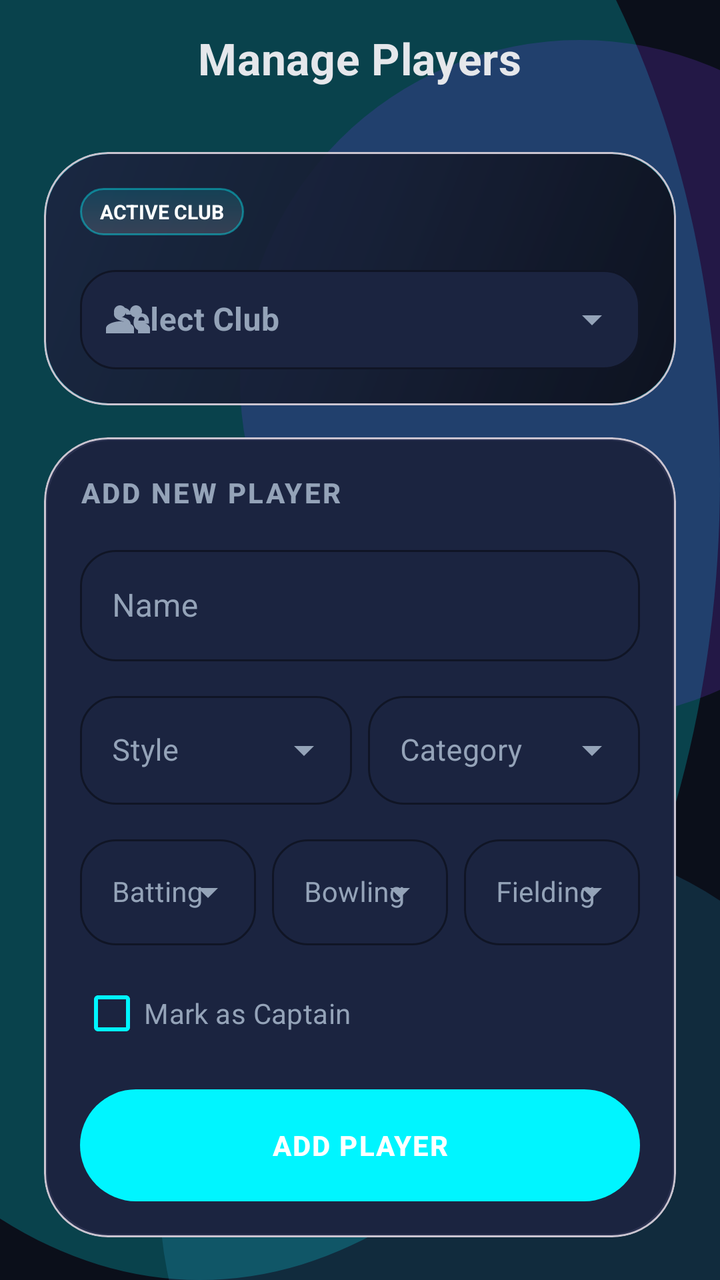
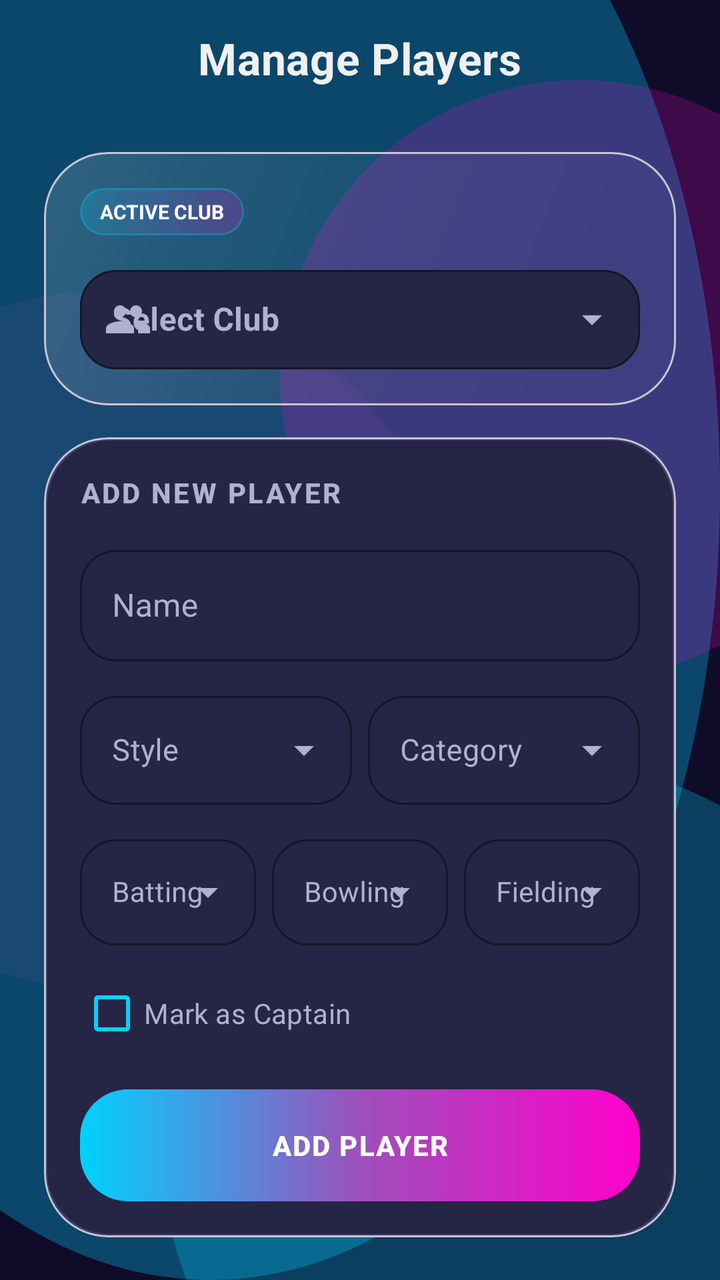

The first picture is an Android layout as it rendered before a commit; the second is the same layout after the commit. The layout source and the unified diff follow.
<!-- AndroidManifest.xml: application theme Theme.TeamBalancer -->
<!-- res/layout/fragment_players.xml -->
<?xml version="1.0" encoding="utf-8"?>
<androidx.coordinatorlayout.widget.CoordinatorLayout xmlns:android="http://schemas.android.com/apk/res/android"
    xmlns:app="http://schemas.android.com/apk/res-auto"
    android:layout_width="match_parent"
    android:layout_height="match_parent"
    android:background="@drawable/bg_app_shell">

    <com.google.android.material.appbar.AppBarLayout
        android:id="@+id/appBarLayout"
        android:layout_width="match_parent"
        android:layout_height="wrap_content"
        android:background="@android:color/transparent"
        app:elevation="0dp">

        <com.google.android.material.appbar.MaterialToolbar
            android:id="@+id/toolbar"
            style="@style/Widget.TeamBalancer.Toolbar"
            android:layout_width="match_parent"
            android:layout_height="wrap_content"
            app:title="Manage Players"
            app:titleCentered="true" />
    </com.google.android.material.appbar.AppBarLayout>

    <androidx.core.widget.NestedScrollView
        android:layout_width="match_parent"
        android:layout_height="match_parent"
        android:clipToPadding="false"
        android:fillViewport="true"
        android:paddingHorizontal="@dimen/screen_padding_x"
        android:paddingTop="12dp"
        android:paddingBottom="@dimen/content_bottom_inset"
        app:layout_behavior="@string/appbar_scrolling_view_behavior">

        <LinearLayout
            android:layout_width="match_parent"
            android:layout_height="wrap_content"
            android:orientation="vertical">

            <com.google.android.material.card.MaterialCardView
                android:layout_width="match_parent"
                android:layout_height="wrap_content"
                app:cardBackgroundColor="@android:color/transparent"
                app:cardCornerRadius="@dimen/glass_corner"
                app:cardElevation="0dp">

                <LinearLayout
                    android:layout_width="match_parent"
                    android:layout_height="wrap_content"
                    android:background="@drawable/bg_glass_card"
                    android:orientation="vertical"
                    android:padding="18dp">

                    <TextView
                        android:layout_width="wrap_content"
                        android:layout_height="wrap_content"
                        android:background="@drawable/bg_stat_pill"
                        android:paddingHorizontal="10dp"
                        android:paddingVertical="5dp"
                        android:text="ACTIVE CLUB"
                        android:textAllCaps="true"
                        android:textColor="@color/white"
                        android:textSize="10sp"
                        android:textStyle="bold" />

                    <com.google.android.material.textfield.TextInputLayout
                        style="@style/Widget.TeamBalancer.TextInputLayout.ExposedDropdownMenu"
                        android:layout_width="match_parent"
                        android:layout_height="wrap_content"
                        android:layout_marginTop="12dp"
                        android:hint="Select Club"
                        app:boxBackgroundColor="@color/surface_elevated"
                        app:boxStrokeColor="@color/accent"
                        app:hintTextColor="@color/accent"
                        app:startIconDrawable="@drawable/ic_clubs"
                        app:startIconTint="@color/on_surface_variant">

                        <AutoCompleteTextView
                            android:id="@+id/editClubName"
                            android:layout_width="match_parent"
                            android:layout_height="wrap_content"
                            android:inputType="textCapWords"
                            android:paddingVertical="14dp"
                            android:textColor="@color/on_surface"
                            android:textStyle="bold"
                            android:textCursorDrawable="@null" />
                    </com.google.android.material.textfield.TextInputLayout>
                </LinearLayout>
            </com.google.android.material.card.MaterialCardView>

            <com.google.android.material.card.MaterialCardView
                android:layout_width="match_parent"
                android:layout_height="wrap_content"
                android:layout_marginTop="16dp"
                app:cardBackgroundColor="@android:color/transparent"
                app:cardCornerRadius="@dimen/glass_corner"
                app:cardElevation="0dp">

                <LinearLayout
                    android:layout_width="match_parent"
                    android:layout_height="match_parent"
                    android:background="@drawable/bg_surface_panel"
                    android:orientation="vertical"
                    android:padding="18dp">

                    <TextView
                        android:layout_width="wrap_content"
                        android:layout_height="wrap_content"
                        android:text="ADD NEW PLAYER"
                        android:textAppearance="@style/TextAppearance.TeamBalancer.LabelLarge"
                        android:textColor="@color/on_surface_variant" />

                    <com.google.android.material.textfield.TextInputLayout
                        style="@style/Widget.TeamBalancer.TextInputLayout"
                        android:layout_width="match_parent"
                        android:layout_height="wrap_content"
                        android:layout_marginTop="14dp"
                        android:hint="Name"
                        app:boxBackgroundColor="@color/surface_elevated"
                        app:boxStrokeColor="@color/accent"
                        app:hintTextColor="@color/accent">

                        <com.google.android.material.textfield.TextInputEditText
                            android:id="@+id/editPlayerName"
                            android:layout_width="match_parent"
                            android:layout_height="wrap_content"
                            android:inputType="textPersonName"
                            android:textColor="@color/on_surface"
                            android:textCursorDrawable="@null" />
                    </com.google.android.material.textfield.TextInputLayout>

                    <LinearLayout
                        android:layout_width="match_parent"
                        android:layout_height="wrap_content"
                        android:layout_marginTop="12dp"
                        android:orientation="horizontal">

                        <com.google.android.material.textfield.TextInputLayout
                            style="@style/Widget.TeamBalancer.TextInputLayout.ExposedDropdownMenu"
                            android:layout_width="0dp"
                            android:layout_height="wrap_content"
                            android:layout_weight="1"
                            android:hint="Style"
                            app:boxBackgroundColor="@color/surface_elevated"
                            app:boxStrokeColor="@color/accent"
                            app:hintTextColor="@color/accent">

                            <AutoCompleteTextView
                                android:id="@+id/autoCompleteStyle"
                                android:layout_width="match_parent"
                                android:layout_height="wrap_content"
                                android:inputType="none"
                                android:textColor="@color/on_surface"
                                android:textSize="15sp"
                                android:textCursorDrawable="@null" />
                        </com.google.android.material.textfield.TextInputLayout>

                        <com.google.android.material.textfield.TextInputLayout
                            style="@style/Widget.TeamBalancer.TextInputLayout.ExposedDropdownMenu"
                            android:layout_width="0dp"
                            android:layout_height="wrap_content"
                            android:layout_marginStart="8dp"
                            android:layout_weight="1"
                            android:hint="Category"
                            app:boxBackgroundColor="@color/surface_elevated"
                            app:boxStrokeColor="@color/accent"
                            app:hintTextColor="@color/accent">

                            <AutoCompleteTextView
                                android:id="@+id/autoCompleteCategory"
                                android:layout_width="match_parent"
                                android:layout_height="wrap_content"
                                android:inputType="none"
                                android:textColor="@color/on_surface"
                                android:textSize="15sp"
                                android:textCursorDrawable="@null" />
                        </com.google.android.material.textfield.TextInputLayout>
                    </LinearLayout>

                    <LinearLayout
                        android:layout_width="match_parent"
                        android:layout_height="wrap_content"
                        android:layout_marginTop="12dp"
                        android:orientation="horizontal">

                        <com.google.android.material.textfield.TextInputLayout
                            style="@style/Widget.TeamBalancer.TextInputLayout.ExposedDropdownMenu"
                            android:layout_width="0dp"
                            android:layout_height="wrap_content"
                            android:layout_weight="1"
                            android:hint="Batting"
                            app:boxBackgroundColor="@color/surface_elevated"
                            app:boxStrokeColor="@color/accent"
                            app:hintTextColor="@color/accent">

                            <AutoCompleteTextView
                                android:id="@+id/autoCompleteBatting"
                                android:layout_width="match_parent"
                                android:layout_height="wrap_content"
                                android:inputType="none"
                                android:textColor="@color/on_surface"
                                android:textSize="14sp" />
                        </com.google.android.material.textfield.TextInputLayout>

                        <com.google.android.material.textfield.TextInputLayout
                            style="@style/Widget.TeamBalancer.TextInputLayout.ExposedDropdownMenu"
                            android:layout_width="0dp"
                            android:layout_height="wrap_content"
                            android:layout_marginStart="8dp"
                            android:layout_weight="1"
                            android:hint="Bowling"
                            app:boxBackgroundColor="@color/surface_elevated"
                            app:boxStrokeColor="@color/accent"
                            app:hintTextColor="@color/accent">

                            <AutoCompleteTextView
                                android:id="@+id/autoCompleteBowling"
                                android:layout_width="match_parent"
                                android:layout_height="wrap_content"
                                android:inputType="none"
                                android:textColor="@color/on_surface"
                                android:textSize="14sp" />
                        </com.google.android.material.textfield.TextInputLayout>

                        <com.google.android.material.textfield.TextInputLayout
                            style="@style/Widget.TeamBalancer.TextInputLayout.ExposedDropdownMenu"
                            android:layout_width="0dp"
                            android:layout_height="wrap_content"
                            android:layout_marginStart="8dp"
                            android:layout_weight="1"
                            android:hint="Fielding"
                            app:boxBackgroundColor="@color/surface_elevated"
                            app:boxStrokeColor="@color/accent"
                            app:hintTextColor="@color/accent">

                            <AutoCompleteTextView
                                android:id="@+id/autoCompleteFielding"
                                android:layout_width="match_parent"
                                android:layout_height="wrap_content"
                                android:inputType="none"
                                android:textColor="@color/on_surface"
                                android:textSize="14sp" />
                        </com.google.android.material.textfield.TextInputLayout>
                    </LinearLayout>

                    <com.google.android.material.checkbox.MaterialCheckBox
                        android:id="@+id/checkIsCaptain"
                        android:layout_width="wrap_content"
                        android:layout_height="wrap_content"
                        android:layout_marginTop="10dp"
                        android:text="Mark as Captain"
                        android:textColor="@color/on_surface_variant"
                        app:buttonTint="@color/accent" />

                    <com.google.android.material.button.MaterialButton
                        android:id="@+id/btnAddPlayer"
                        android:layout_width="match_parent"
                        android:layout_height="@dimen/cta_height"
                        android:layout_marginTop="14dp"
                        android:letterSpacing="0.05"
                        android:text="ADD PLAYER"
                        android:textColor="@color/white"
                        app:backgroundTint="@color/accent"
                        app:cornerRadius="@dimen/card_corner_lg" />
                </LinearLayout>
            </com.google.android.material.card.MaterialCardView>

            <LinearLayout
                android:layout_width="match_parent"
                android:layout_height="wrap_content"
                android:layout_marginTop="18dp"
                android:layout_marginBottom="8dp"
                android:gravity="center_vertical"
                android:orientation="horizontal">

                <TextView
                    android:id="@+id/txtPlayerListHeader"
                    android:layout_width="0dp"
                    android:layout_height="wrap_content"
                    android:layout_weight="1"
                    android:text="CLUB PLAYERS"
                    android:textAppearance="@style/TextAppearance.TeamBalancer.LabelLarge"
                    android:textColor="@color/ch_text_primary" />

                <TextView
                    android:id="@+id/txtPlayerCount"
                    android:layout_width="wrap_content"
                    android:layout_height="wrap_content"
                    android:text="Total: 0"
                    android:textAppearance="@style/TextAppearance.TeamBalancer.TitleMedium"
                    android:textColor="@color/accent" />
            </LinearLayout>

            <androidx.recyclerview.widget.RecyclerView
                android:id="@+id/recyclerPlayers"
                android:layout_width="match_parent"
                android:layout_height="wrap_content"
                android:nestedScrollingEnabled="false" />

        </LinearLayout>
    </androidx.core.widget.NestedScrollView>
</androidx.coordinatorlayout.widget.CoordinatorLayout>
<!-- resources referenced by this layout -->
<resources>
  <color name="accent">#00F5FF</color>
  <color name="ch_text_primary">#E5E7EB</color>
  <color name="on_surface">#E5E7EB</color>
  <color name="on_surface_variant">#94A3B8</color>
  <color name="surface_elevated">#1B2440</color>
  <!-- drawable bg_app_shell (drawable) -->
  <?xml version="1.0" encoding="utf-8"?>
  <layer-list xmlns:android="http://schemas.android.com/apk/res/android">
      <item android:drawable="@color/background" />
      <item android:top="-160dp" android:left="-160dp">
          <shape android:shape="oval">
              <size android:width="420dp" android:height="420dp" />
              <solid android:color="#3800F5FF" />
          </shape>
      </item>
      <item android:gravity="end|top" android:right="-100dp" android:top="20dp">
          <shape android:shape="oval">
              <size android:width="340dp" android:height="340dp" />
              <solid android:color="#357C3AED" />
          </shape>
      </item>
      <item android:gravity="end|bottom" android:right="-80dp" android:bottom="-140dp">
          <shape android:shape="oval">
              <size android:width="360dp" android:height="360dp" />
              <solid android:color="#2838BDF8" />
          </shape>
      </item>
  </layer-list>
  <!-- drawable bg_glass_card (drawable) -->
  <?xml version="1.0" encoding="utf-8"?>
  <shape xmlns:android="http://schemas.android.com/apk/res/android">
      <corners android:radius="@dimen/glass_corner" />
      <gradient
          android:angle="315"
          android:centerColor="#E0151B2E"
          android:endColor="#F00B0F1A"
          android:startColor="#E01B2440"
          android:type="linear" />
      <stroke
          android:width="1dp"
          android:color="@color/stroke_glow" />
  </shape>
  <!-- drawable bg_stat_pill (drawable) -->
  <?xml version="1.0" encoding="utf-8"?>
  <shape xmlns:android="http://schemas.android.com/apk/res/android">
      <corners android:radius="999dp" />
      <gradient
          android:angle="90"
          android:endColor="#2200F5FF"
          android:startColor="#26E5E7EB"
          android:type="linear" />
      <stroke
          android:width="1dp"
          android:color="@color/stroke_glow" />
  </shape>
  <style name="Widget.TeamBalancer.TextInputLayout" parent="Widget.Material3.TextInputLayout.OutlinedBox">
          <item name="boxCornerRadiusTopStart">18dp</item>
          <item name="boxCornerRadiusTopEnd">18dp</item>
          <item name="boxCornerRadiusBottomStart">18dp</item>
          <item name="boxCornerRadiusBottomEnd">18dp</item>
          <item name="boxStrokeWidth">1dp</item>
          <item name="boxStrokeWidthFocused">2dp</item>
      </style>
  <style name="Widget.TeamBalancer.TextInputLayout.ExposedDropdownMenu" parent="Widget.Material3.TextInputLayout.OutlinedBox.ExposedDropdownMenu">
          <item name="boxCornerRadiusTopStart">18dp</item>
          <item name="boxCornerRadiusTopEnd">18dp</item>
          <item name="boxCornerRadiusBottomStart">18dp</item>
          <item name="boxCornerRadiusBottomEnd">18dp</item>
          <item name="boxStrokeWidth">1dp</item>
          <item name="boxStrokeWidthFocused">2dp</item>
      </style>
  <color name="background">#0B0F1A</color>
  <color name="stroke_glow">#6600F5FF</color>
  <color name="divider">#2A3150</color>
  <color name="primary">#0B0F1A</color>
  <color name="primary_variant">#151B2E</color>
  <color name="secondary">#7C3AED</color>
  <color name="surface_soft">#252F4D</color>
  <color name="surface">#12182A</color>
  <color name="ripple_surface">#50FFFFFF</color>
  <!-- unchanged entries left out for length: 29 -->
</resources>

<!-- the commit's change to res/layout/fragment_players.xml (unified diff, before → after) -->
@@ -68,9 +68,6 @@
                         android:layout_height="wrap_content"
                         android:layout_marginTop="12dp"
                         android:hint="Select Club"
-                        app:boxBackgroundColor="@color/surface_elevated"
-                        app:boxStrokeColor="@color/accent"
-                        app:hintTextColor="@color/accent"
                         app:startIconDrawable="@drawable/ic_clubs"
                         app:startIconTint="@color/on_surface_variant">
 
@@ -115,9 +112,7 @@
                         android:layout_height="wrap_content"
                         android:layout_marginTop="14dp"
                         android:hint="Name"
-                        app:boxBackgroundColor="@color/surface_elevated"
-                        app:boxStrokeColor="@color/accent"
-                        app:hintTextColor="@color/accent">
+                        app:startIconTint="@color/on_surface_variant">
 
                         <com.google.android.material.textfield.TextInputEditText
                             android:id="@+id/editPlayerName"
@@ -139,10 +134,7 @@
                             android:layout_width="0dp"
                             android:layout_height="wrap_content"
                             android:layout_weight="1"
-                            android:hint="Style"
-                            app:boxBackgroundColor="@color/surface_elevated"
-                            app:boxStrokeColor="@color/accent"
-                            app:hintTextColor="@color/accent">
+                            android:hint="Style">
 
                             <AutoCompleteTextView
                                 android:id="@+id/autoCompleteStyle"
@@ -160,10 +152,7 @@
                             android:layout_height="wrap_content"
                             android:layout_marginStart="8dp"
                             android:layout_weight="1"
-                            android:hint="Category"
-                            app:boxBackgroundColor="@color/surface_elevated"
-                            app:boxStrokeColor="@color/accent"
-                            app:hintTextColor="@color/accent">
+                            android:hint="Category">
 
                             <AutoCompleteTextView
                                 android:id="@+id/autoCompleteCategory"
@@ -187,10 +176,7 @@
                             android:layout_width="0dp"
                             android:layout_height="wrap_content"
                             android:layout_weight="1"
-                            android:hint="Batting"
-                            app:boxBackgroundColor="@color/surface_elevated"
-                            app:boxStrokeColor="@color/accent"
-                            app:hintTextColor="@color/accent">
+                            android:hint="Batting">
 
                             <AutoCompleteTextView
                                 android:id="@+id/autoCompleteBatting"
@@ -207,10 +193,7 @@
                             android:layout_height="wrap_content"
                             android:layout_marginStart="8dp"
                             android:layout_weight="1"
-                            android:hint="Bowling"
-                            app:boxBackgroundColor="@color/surface_elevated"
-                            app:boxStrokeColor="@color/accent"
-                            app:hintTextColor="@color/accent">
+                            android:hint="Bowling">
 
                             <AutoCompleteTextView
                                 android:id="@+id/autoCompleteBowling"
@@ -227,10 +210,7 @@
                             android:layout_height="wrap_content"
                             android:layout_marginStart="8dp"
                             android:layout_weight="1"
-                            android:hint="Fielding"
-                            app:boxBackgroundColor="@color/surface_elevated"
-                            app:boxStrokeColor="@color/accent"
-                            app:hintTextColor="@color/accent">
+                            android:hint="Fielding">
 
                             <AutoCompleteTextView
                                 android:id="@+id/autoCompleteFielding"
@@ -249,7 +229,7 @@
                         android:layout_marginTop="10dp"
                         android:text="Mark as Captain"
                         android:textColor="@color/on_surface_variant"
-                        app:buttonTint="@color/accent" />
+                        app:buttonTint="@color/accent_cyan" />
 
                     <com.google.android.material.button.MaterialButton
                         android:id="@+id/btnAddPlayer"
@@ -259,7 +239,9 @@
                         android:letterSpacing="0.05"
                         android:text="ADD PLAYER"
                         android:textColor="@color/white"
-                        app:backgroundTint="@color/accent"
+                        android:textStyle="bold"
+                        android:background="@drawable/bg_button_gradient"
+                        app:backgroundTint="@null"
                         app:cornerRadius="@dimen/card_corner_lg" />
                 </LinearLayout>
             </com.google.android.material.card.MaterialCardView>
@@ -279,7 +261,7 @@
                     android:layout_weight="1"
                     android:text="CLUB PLAYERS"
                     android:textAppearance="@style/TextAppearance.TeamBalancer.LabelLarge"
-                    android:textColor="@color/ch_text_primary" />
+                    android:textColor="@color/on_surface" />
 
                 <TextView
                     android:id="@+id/txtPlayerCount"
@@ -287,7 +269,7 @@
                     android:layout_height="wrap_content"
                     android:text="Total: 0"
                     android:textAppearance="@style/TextAppearance.TeamBalancer.TitleMedium"
-                    android:textColor="@color/accent" />
+                    android:textColor="@color/accent_cyan" />
             </LinearLayout>
 
             <androidx.recyclerview.widget.RecyclerView
<!-- resource entries referenced after the edit -->
@@ -1,55 +1,85 @@
 <!-- resources referenced by this layout -->
 <resources>
-  <color name="accent">#00F5FF</color>
-  <color name="ch_text_primary">#E5E7EB</color>
-  <color name="on_surface">#E5E7EB</color>
-  <color name="on_surface_variant">#94A3B8</color>
-  <color name="surface_elevated">#1B2440</color>
+  <color name="accent_cyan">#00D2FF</color>
+  <color name="accent">#00D2FF</color>
+  <color name="on_surface">#F0F0F0</color>
+  <color name="on_surface_variant">#B0B0D0</color>
+  <color name="surface_elevated">#252545</color>
   <!-- drawable bg_app_shell (drawable) -->
   <?xml version="1.0" encoding="utf-8"?>
   <layer-list xmlns:android="http://schemas.android.com/apk/res/android">
       <item android:drawable="@color/background" />
-      <item android:top="-160dp" android:left="-160dp">
+  
+      
+      <item android:top="-150dp" android:left="-150dp">
           <shape android:shape="oval">
-              <size android:width="420dp" android:height="420dp" />
-              <solid android:color="#3800F5FF" />
+              <size android:width="400dp" android:height="400dp" />
+              <solid android:color="#4D00D2FF" /> 
           </shape>
       </item>
-      <item android:gravity="end|top" android:right="-100dp" android:top="20dp">
+  
+      
+      <item android:gravity="end|top" android:right="-80dp" android:top="40dp">
           <shape android:shape="oval">
-              <size android:width="340dp" android:height="340dp" />
-              <solid android:color="#357C3AED" />
+              <size android:width="300dp" android:height="300dp" />
+              <solid android:color="#33FF00CC" /> 
           </shape>
       </item>
-      <item android:gravity="end|bottom" android:right="-80dp" android:bottom="-140dp">
+  
+      
+      <item android:gravity="start|center_vertical" android:left="-120dp">
           <shape android:shape="oval">
-              <size android:width="360dp" android:height="360dp" />
-              <solid android:color="#2838BDF8" />
+              <size android:width="350dp" android:height="350dp" />
+              <solid android:color="#1A9D50BB" /> 
+          </shape>
+      </item>
+  
+      
+      <item android:gravity="end|bottom" android:right="-100dp" android:bottom="-120dp">
+          <shape android:shape="oval">
+              <size android:width="380dp" android:height="380dp" />
+              <solid android:color="#4000D2FF" /> 
           </shape>
       </item>
   </layer-list>
+  <!-- drawable bg_button_gradient (drawable) -->
+  <?xml version="1.0" encoding="utf-8"?>
+  <ripple xmlns:android="http://schemas.android.com/apk/res/android"
+      android:color="@color/ripple_surface">
+      <item>
+          <shape android:shape="rectangle">
+              <corners android:radius="24dp" />
+              <gradient
+                  android:angle="0"
+                  android:startColor="@color/red_gradient_start"
+                  android:centerColor="@color/red_gradient_center"
+                  android:endColor="@color/red_gradient_end"
+                  android:type="linear" />
+          </shape>
+      </item>
+  </ripple>
   <!-- drawable bg_glass_card (drawable) -->
   <?xml version="1.0" encoding="utf-8"?>
   <shape xmlns:android="http://schemas.android.com/apk/res/android">
       <corners android:radius="@dimen/glass_corner" />
       <gradient
           android:angle="315"
-          android:centerColor="#E0151B2E"
-          android:endColor="#F00B0F1A"
-          android:startColor="#E01B2440"
+          android:startColor="#26FFFFFF"
+          android:centerColor="#0DFFFFFF"
+          android:endColor="#05FFFFFF"
           android:type="linear" />
       <stroke
           android:width="1dp"
-          android:color="@color/stroke_glow" />
+          android:color="#33FFFFFF" />
   </shape>
   <!-- drawable bg_stat_pill (drawable) -->
   <?xml version="1.0" encoding="utf-8"?>
   <shape xmlns:android="http://schemas.android.com/apk/res/android">
       <corners android:radius="999dp" />
       <gradient
-          android:angle="90"
-          android:endColor="#2200F5FF"
-          android:startColor="#26E5E7EB"
+          android:angle="0"
+          android:startColor="#3300D2FF"
+          android:endColor="#33FF00CC"
           android:type="linear" />
       <stroke
           android:width="1dp"
@@ -62,6 +92,8 @@
           <item name="boxCornerRadiusBottomEnd">18dp</item>
           <item name="boxStrokeWidth">1dp</item>
           <item name="boxStrokeWidthFocused">2dp</item>
+          <item name="boxStrokeColor">@color/divider</item>
+          <item name="boxBackgroundColor">@color/surface_elevated</item>
       </style>
   <style name="Widget.TeamBalancer.TextInputLayout.ExposedDropdownMenu" parent="Widget.Material3.TextInputLayout.OutlinedBox.ExposedDropdownMenu">
           <item name="boxCornerRadiusTopStart">18dp</item>
@@ -70,16 +102,21 @@
           <item name="boxCornerRadiusBottomEnd">18dp</item>
           <item name="boxStrokeWidth">1dp</item>
           <item name="boxStrokeWidthFocused">2dp</item>
+          <item name="boxStrokeColor">@color/divider</item>
+          <item name="boxBackgroundColor">@color/surface_elevated</item>
       </style>
-  <color name="background">#0B0F1A</color>
-  <color name="stroke_glow">#6600F5FF</color>
-  <color name="divider">#2A3150</color>
-  <color name="primary">#0B0F1A</color>
-  <color name="primary_variant">#151B2E</color>
-  <color name="secondary">#7C3AED</color>
-  <color name="surface_soft">#252F4D</color>
-  <color name="surface">#12182A</color>
-  <color name="ripple_surface">#50FFFFFF</color>
+  <color name="background">#0F0C29</color>
+  <color name="stroke_glow">#4D00D2FF</color>
+  <color name="divider">#3F3F6F</color>
+  <color name="primary">#302B63</color>
+  <color name="primary_variant">#24243E</color>
+  <color name="secondary">#FF00CC</color>
+  <color name="surface_soft">#2E2E5A</color>
+  <color name="surface">#1A1A2E</color>
+  <color name="ripple_surface">#33FFFFFF</color>
+  <color name="red_gradient_start">#00D2FF</color>
+  <color name="red_gradient_center">#9D50BB</color>
+  <color name="red_gradient_end">#FF00CC</color>
   <!-- unchanged entries left out for length: 29 -->
 </resources>
 
